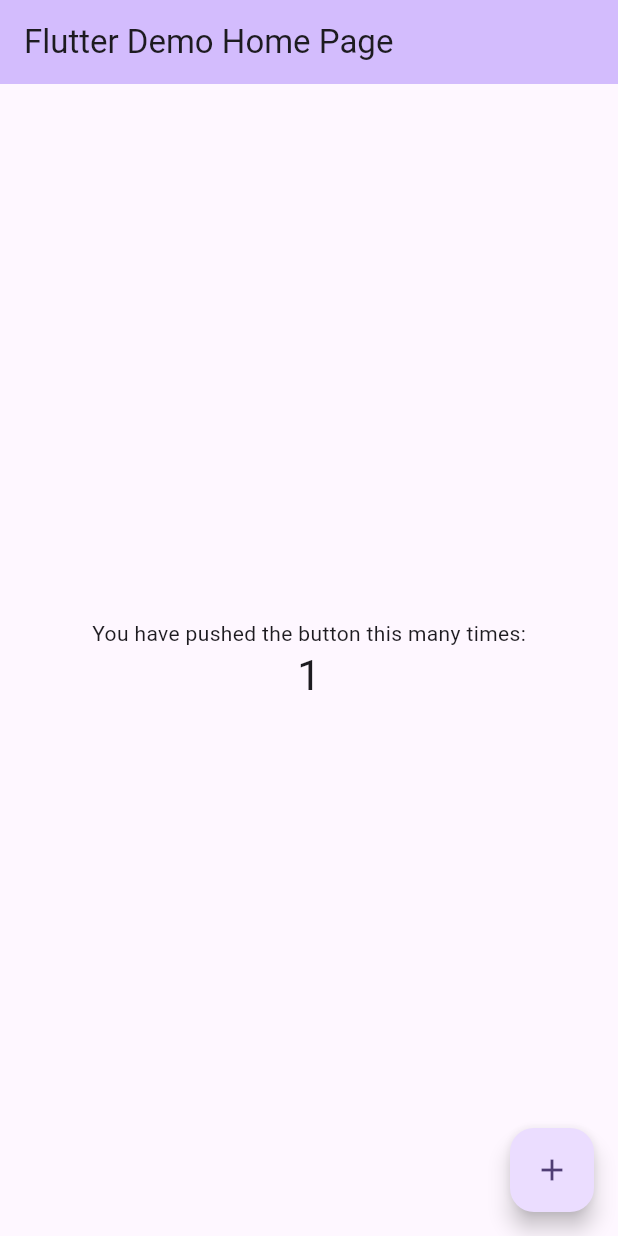
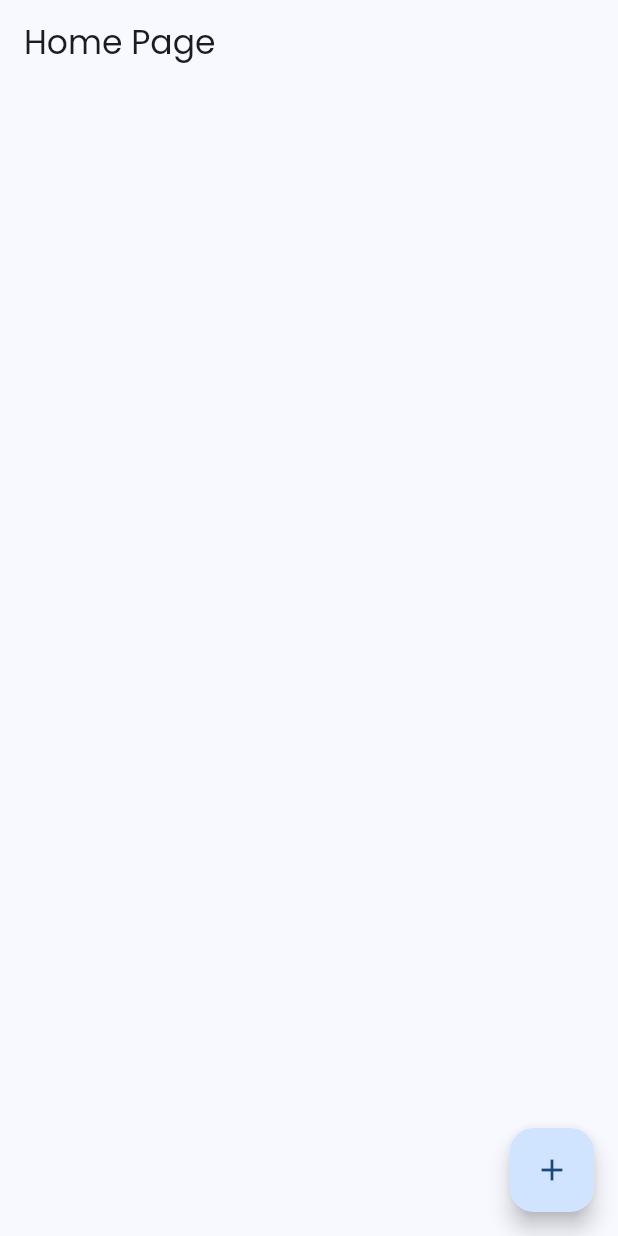
Before and after one commit to certainlyWrong/aletheiaweb, a Flutter app: the screen it shows after launch, after a tap on the "add" icon, on a phone screen of 412 x 824 dp. Run offline on Flutter 3.47's test engine with Material 3 defaults, Android fonts, the light colour scheme and no system bars; our stand-ins replace go_router, google_fonts, url_strategy; missing offline and left inert: meta_seo.

Commit message:
chore: Add home page, app widget, routes, and SEO service

```diff
--- /dev/null
+++ b/lib/app/app_widget.dart
@@ -0,0 +1,19 @@
+import 'package:aletheiaweb/app/utils/routes.dart';
+import 'package:flutter/material.dart';
+import 'package:google_fonts/google_fonts.dart';
+
+class AppWidget extends StatelessWidget {
+  const AppWidget({super.key});
+
+  @override
+  Widget build(BuildContext context) {
+    return MaterialApp.router(
+      title: 'Aletheia',
+      theme: ThemeData(
+        colorScheme: ColorScheme.fromSeed(seedColor: Colors.blue),
+        textTheme: GoogleFonts.poppinsTextTheme(),
+      ),
+      routerConfig: routes,
+    );
+  }
+}
--- /dev/null
+++ b/lib/app/pages/home_page.dart
@@ -0,0 +1,22 @@
+import 'dart:developer';
+
+import 'package:flutter/material.dart';
+
+class HomePage extends StatelessWidget {
+  const HomePage({super.key});
+
+  @override
+  Widget build(BuildContext context) {
+    return Scaffold(
+      appBar: AppBar(
+        title: const Text('Home Page'),
+      ),
+      floatingActionButton: FloatingActionButton(
+        onPressed: () {
+          log("This is a log message");
+        },
+        child: const Icon(Icons.add),
+      ),
+    );
+  }
+}
--- /dev/null
+++ b/lib/app/services/seo_service.dart
@@ -0,0 +1,51 @@
+import 'package:flutter/foundation.dart';
+import 'package:meta_seo/meta_seo.dart';
+
+class SeoService {
+  final String author;
+  final String description;
+  final String keywords;
+
+  static SeoService? _instance;
+  static MetaSEO? _metaSEO;
+
+  SeoService._({
+    required this.author,
+    required this.description,
+    required this.keywords,
+  });
+
+  factory SeoService() {
+    _instance ??= SeoService._(
+      author: 'Adriano R. Sousa & Rodolfo Goulart',
+      description: 'Aletheia Bible é um aplicativo de estudo bíblico'
+          ' que tem como objetivo ajudar você a estudar a Bíblia de forma mais'
+          ' eficiente e prática. Com ele, você pode fazer anotações, marcar'
+          ' versículos, ter acesso a um dicionário bíblico e muito mais.',
+      keywords: 'Bíblia, '
+          'Estudo Bíblico, '
+          'Anotações, '
+          'Dicionário Bíblico, '
+          'Versículos, '
+          'Aletheia Bible, '
+          'Aplicativo Bíblico, '
+          'Estudo da Bíblia ',
+    );
+    return _instance!;
+  }
+
+  void initialize() {
+    if (kIsWeb) {
+      _metaSEO = MetaSEO()..config();
+      _metaSEO!.author(author: author);
+      _metaSEO!.description(description: description);
+      _metaSEO!.keywords(keywords: keywords);
+    }
+  }
+
+  set title(String title) {
+    if (kIsWeb) {
+      _metaSEO!.ogTitle(ogTitle: title);
+    }
+  }
+}
--- /dev/null
+++ b/lib/app/utils/routes.dart
@@ -0,0 +1,27 @@
+import 'package:go_router/go_router.dart';
+
+import '../pages/home_page.dart';
+import '../services/seo_service.dart';
+
+enum Routes {
+  home(name: 'home', path: '/');
+
+  const Routes({required this.name, required this.path});
+
+  final String name;
+  final String path;
+}
+
+final routes = GoRouter(
+  debugLogDiagnostics: true,
+  routes: [
+    GoRoute(
+      path: Routes.home.path,
+      name: Routes.home.name,
+      builder: (context, state) {
+        SeoService().title = 'Aletheia';
+        return const HomePage();
+      },
+    ),
+  ],
+);
--- a/lib/main.dart
+++ b/lib/main.dart
@@ -1,125 +1,15 @@
 import 'package:flutter/material.dart';
+import 'package:url_strategy/url_strategy.dart';
+
+import 'app/app_widget.dart';
+import 'app/services/seo_service.dart';
 
 void main() {
-  runApp(const MyApp());
+  WidgetsFlutterBinding.ensureInitialized();
+
+  setPathUrlStrategy();
+
+  SeoService().initialize();
+
+  runApp(const AppWidget());
 }
-
-class MyApp extends StatelessWidget {
-  const MyApp({super.key});
-
-  // This widget is the root of your application.
-  @override
-  Widget build(BuildContext context) {
-    return MaterialApp(
-      title: 'Flutter Demo',
-      theme: ThemeData(
-        // This is the theme of your application.
-        //
-        // TRY THIS: Try running your application with "flutter run". You'll see
-        // the application has a purple toolbar. Then, without quitting the app,
-        // try changing the seedColor in the colorScheme below to Colors.green
-        // and then invoke "hot reload" (save your changes or press the "hot
-        // reload" button in a Flutter-supported IDE, or press "r" if you used
-        // the command line to start the app).
-        //
-        // Notice that the counter didn't reset back to zero; the application
-        // state is not lost during the reload. To reset the state, use hot
-        // restart instead.
-        //
-        // This works for code too, not just values: Most code changes can be
-        // tested with just a hot reload.
-        colorScheme: ColorScheme.fromSeed(seedColor: Colors.deepPurple),
-        useMaterial3: true,
-      ),
-      home: const MyHomePage(title: 'Flutter Demo Home Page'),
-    );
-  }
-}
-
-class MyHomePage extends StatefulWidget {
-  const MyHomePage({super.key, required this.title});
-
-  // This widget is the home page of your application. It is stateful, meaning
-  // that it has a State object (defined below) that contains fields that affect
-  // how it looks.
-
-  // This class is the configuration for the state. It holds the values (in this
-  // case the title) provided by the parent (in this case the App widget) and
-  // used by the build method of the State. Fields in a Widget subclass are
-  // always marked "final".
-
-  final String title;
-
-  @override
-  State<MyHomePage> createState() => _MyHomePageState();
-}
-
-class _MyHomePageState extends State<MyHomePage> {
-  int _counter = 0;
-
-  void _incrementCounter() {
-    setState(() {
-      // This call to setState tells the Flutter framework that something has
-      // changed in this State, which causes it to rerun the build method below
-      // so that the display can reflect the updated values. If we changed
-      // _counter without calling setState(), then the build method would not be
-      // called again, and so nothing would appear to happen.
-      _counter++;
-    });
-  }
-
-  @override
-  Widget build(BuildContext context) {
-    // This method is rerun every time setState is called, for instance as done
-    // by the _incrementCounter method above.
-    //
-    // The Flutter framework has been optimized to make rerunning build methods
-    // fast, so that you can just rebuild anything that needs updating rather
-    // than having to individually change instances of widgets.
-    return Scaffold(
-      appBar: AppBar(
-        // TRY THIS: Try changing the color here to a specific color (to
-        // Colors.amber, perhaps?) and trigger a hot reload to see the AppBar
-        // change color while the other colors stay the same.
-        backgroundColor: Theme.of(context).colorScheme.inversePrimary,
-        // Here we take the value from the MyHomePage object that was created by
-        // the App.build method, and use it to set our appbar title.
-        title: Text(widget.title),
-      ),
-      body: Center(
-        // Center is a layout widget. It takes a single child and positions it
-        // in the middle of the parent.
-        child: Column(
-          // Column is also a layout widget. It takes a list of children and
-          // arranges them vertically. By default, it sizes itself to fit its
-          // children horizontally, and tries to be as tall as its parent.
-          //
-          // Column has various properties to control how it sizes itself and
-          // how it positions its children. Here we use mainAxisAlignment to
-          // center the children vertically; the main axis here is the vertical
-          // axis because Columns are vertical (the cross axis would be
-          // horizontal).
-          //
-          // TRY THIS: Invoke "debug painting" (choose the "Toggle Debug Paint"
-          // action in the IDE, or press "p" in the console), to see the
-          // wireframe for each widget.
-          mainAxisAlignment: MainAxisAlignment.center,
-          children: <Widget>[
-            const Text(
-              'You have pushed the button this many times:',
-            ),
-            Text(
-              '$_counter',
-              style: Theme.of(context).textTheme.headlineMedium,
-            ),
-          ],
-        ),
-      ),
-      floatingActionButton: FloatingActionButton(
-        onPressed: _incrementCounter,
-        tooltip: 'Increment',
-        child: const Icon(Icons.add),
-      ), // This trailing comma makes auto-formatting nicer for build methods.
-    );
-  }
-}
```
Also changed, not shown: pubspec.yaml (+7 -68 lines).
